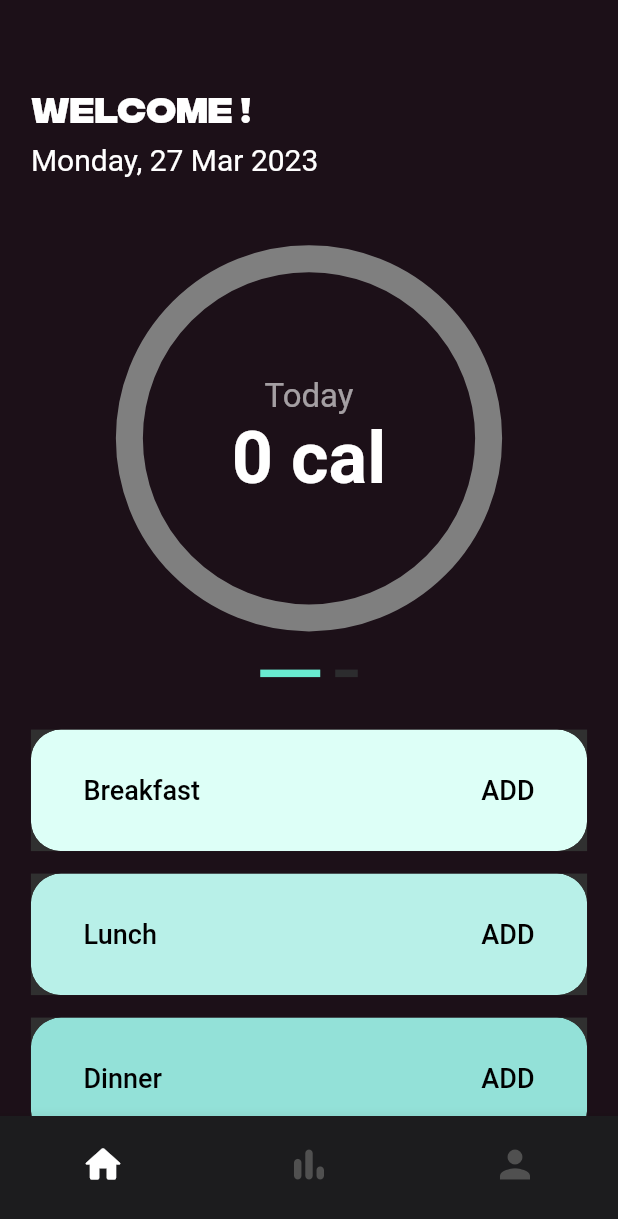
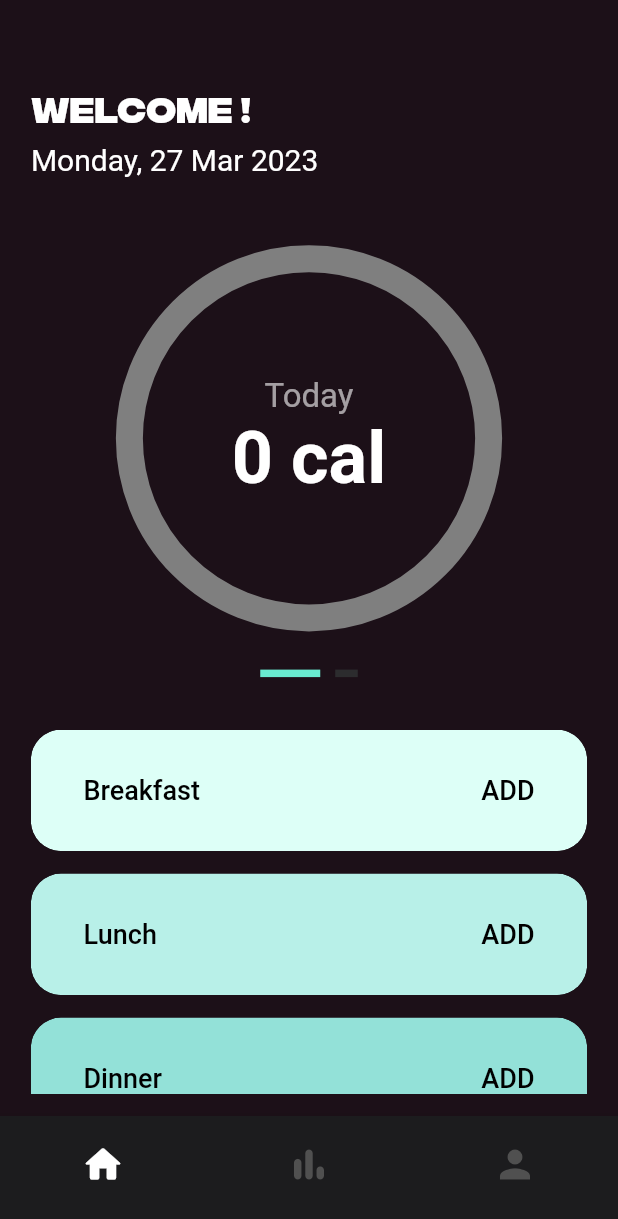
Before and after one commit to deadinside1880/CaloriFit, a Flutter app: the Home screen opened directly, on a phone screen of 412 x 824 dp. Shown: the top 1219 px of the screen. Run offline on Flutter 3.47's test engine with Material 2 defaults, Android fonts, the phone set to English and light mode, and no system bars; drawn by our look-alikes of percent_indicator; our stand-ins replace cloud_firestore, firebase_auth, firebase_core, firebase_storage, fl_chart, image_picker and 2 more; missing offline and left inert: dart:ffi, horizontal_picker, tflite_flutter, tflite_flutter_helper; accounts and stored records are empty; project files that could hold a hidden picture were left out.

Commit message:
More functioanlity changes

```diff
--- a/lib/Widgets/AchievementTile.dart
+++ b/lib/Widgets/AchievementTile.dart
@@ -33,9 +33,10 @@ class _AchievementTileState extends State<AchievementTile> {
     double progress = context.read<Providers>().getUser.highestStreak/ widget.achievement.goal;
     if(progress>1) progress = 1;
     return GestureDetector(
-      onTap: () => Navigator.of(context)
+      onTap: progress == 1? () => Navigator.of(context)
         .push(MaterialPageRoute(builder: (context) =>
-        AchievementDetails(achievement: widget.achievement,))),
+        AchievementDetails(achievement: widget.achievement,)))
+        :(){},
       child: Container(
         margin: const EdgeInsets.only(bottom: 10),
         padding: const EdgeInsets.symmetric(horizontal: 15, vertical: 15),
--- a/lib/screens/genderscreen.dart
+++ b/lib/screens/genderscreen.dart
@@ -90,9 +90,9 @@ class _GenderScreenState extends State<GenderScreen> {
                   ),
                 ),
             ),
-            Flexible(flex: 1, child: Container()),
+            //Flexible(flex: 1, child: Container()),
             InfoSelectionBottom(Screen: 'GENDERSCREEN', nextScreen: const AgeSelectorScreen(), gender: _gender,),
-            Flexible(flex: 1, child: Container()),
+            // Flexible(flex: 1, child: Container()),
           ],
         ),
       ),
--- a/lib/screens/homescreen.dart
+++ b/lib/screens/homescreen.dart
@@ -61,8 +61,8 @@ class _HomeScreenState extends State<HomeScreen> {
     String _firstName;
     int idx = fullname.indexOf(" ");
     if (idx > 0) {
-        _firstName = fullname.substring(0, idx);}
-    else {
+      _firstName = fullname.substring(0, idx);
+    } else {
       _firstName = fullname;
     }
 
@@ -81,7 +81,10 @@ class _HomeScreenState extends State<HomeScreen> {
                 children: [
                   Text(
                     "Welcome $_firstName!",
-                    style: const TextStyle(fontSize: 24, fontWeight: FontWeight.w700, fontFamily: 'IntegralCF'),
+                    style: const TextStyle(
+                        fontSize: 24,
+                        fontWeight: FontWeight.w700,
+                        fontFamily: 'IntegralCF'),
                   ),
                   const SizedBox(
                     height: 10,
@@ -90,7 +93,6 @@ class _HomeScreenState extends State<HomeScreen> {
                 ],
               ),
               Flexible(child: Container()),
-
             ],
           ),
           const SizedBox(
@@ -129,7 +131,10 @@ class _HomeScreenState extends State<HomeScreen> {
                                                     context
                                                         .watch<Providers>()
                                                         .getUser
-                                                .calorieGoal >=1? 1: todaysCals /
+                                                        .calorieGoal >=
+                                                1
+                                            ? 1
+                                            : todaysCals /
                                                 context
                                                     .watch<Providers>()
                                                     .getUser
@@ -195,45 +200,44 @@ class _HomeScreenState extends State<HomeScreen> {
           const SizedBox(
             height: 35,
           ),
-          Material(
-              child: MealButton(
+          Flexible(
+              child: ListView(
+            children: [
+              MealButton(
                   cal: breakfast == null ? 0 : breakfast!.calorieCount,
                   meal: "Breakfast",
                   color: green1,
-                  dosumn: breakfast != null? () => Navigator.of(context).push(MaterialPageRoute(
+                  dosumn: breakfast == null
+                      ? () => Navigator.of(context).push(MaterialPageRoute(
                           builder: (context) => const AddNewMealWidget(
                               color: green1, meal: "Breakfast")))
-                            : (){}
-                  )
-          ),
+                      : () {}),
               const SizedBox(
                 height: 15,
               ),
-          Material(
-              child: MealButton(
+              MealButton(
                   cal: lunch == null ? 0 : lunch!.calorieCount,
                   meal: "Lunch",
                   color: green2,
-                  dosumn: lunch!=null? () => Navigator.of(context).push(MaterialPageRoute(
+                  dosumn: lunch == null
+                      ? () => Navigator.of(context).push(MaterialPageRoute(
                           builder: (context) => const AddNewMealWidget(
                               color: green2, meal: "Lunch")))
-                          : (){}
-              )
-          ),
+                      : () {}),
               const SizedBox(
                 height: 15,
               ),
-          Material(
-              child: MealButton(
+              MealButton(
                   cal: dinner == null ? 0 : dinner!.calorieCount,
                   meal: "Dinner",
                   color: green3,
-                  dosumn: dinner!=null? () => Navigator.of(context).push(MaterialPageRoute(
+                  dosumn: dinner == null
+                      ? () => Navigator.of(context).push(MaterialPageRoute(
                           builder: (context) => const AddNewMealWidget(
                               color: green3, meal: "Dinner")))
-                          : (){}
-                  )
-              ),
+                      : () {})
+            ],
+          )),
           const SizedBox(
             height: 15,
           ),
```
Also changed, not shown: lib/Widgets/BarChartWidget.dart (+5 -5 lines), lib/screens/resultsscreen.dart (+6 -36 lines). Lines whose indentation alone changed are shown as unchanged.
